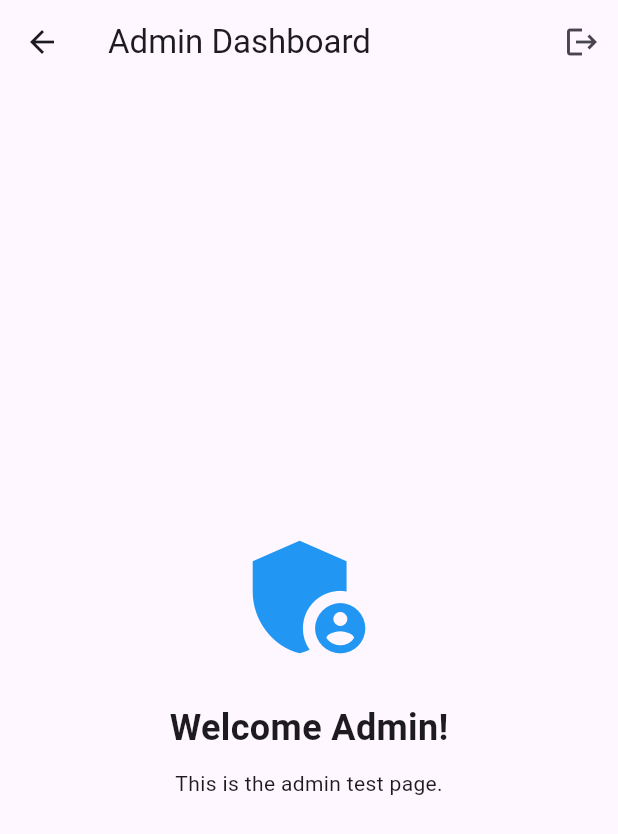
After one commit to jessevandevelde/rma-flutter-app, a Flutter app: the AdminScreen screen opened by its route, on a phone screen of 412 x 824 dp. The commit adds this screen. Shown: the top 834 px of the screen. Run offline on Flutter 3.47's test engine with Material 3 defaults, Android fonts, the phone set to English and light mode, and no system bars; our stand-ins replace dio, shared_preferences; missing offline and left inert: mobile_scanner; accounts and stored records are empty.

Commit message:
admin login working (also fixed logout button)

```diff
--- /dev/null
+++ b/devtools_options.yaml
@@ -0,0 +1,3 @@
+description: This file stores settings for Dart & Flutter DevTools.
+documentation: https://docs.flutter.dev/tools/devtools/extensions#configure-extension-enablement-states
+extensions:
--- a/lib/main.dart
+++ b/lib/main.dart
@@ -1,8 +1,9 @@
-  import 'package:flutter/material.dart';
+import 'package:flutter/material.dart';
 import 'package:rma_app/screens/login_screen.dart';
 import 'package:rma_app/screens/create_ticket.dart';
 import 'package:rma_app/screens/ticket_overview.dart';
 import 'package:rma_app/screens/forgot_password_screen.dart';
+import 'package:rma_app/screens/admin_screen.dart';
 
 void main() {
   runApp(const MyApp());
@@ -23,9 +24,10 @@ class MyApp extends StatelessWidget {
       initialRoute: '/',
       routes: {
         '/': (context) => const LoginScreen(),
-        '/create-ticket': (context) => CreateTicketScreen(),
+        '/create-ticket': (context) => const CreateTicketScreen(),
         '/ticket-overview': (context) => const TicketOverview(),
         '/forgot-password': (context) => const ForgotPasswordScreen(),
+        '/admin': (context) => const AdminScreen(),
       },
     );
   }
--- /dev/null
+++ b/lib/screens/admin_screen.dart
@@ -0,0 +1,37 @@
+import 'package:flutter/material.dart';
+
+class AdminScreen extends StatelessWidget {
+  const AdminScreen({super.key});
+
+  @override
+  Widget build(BuildContext context) {
+    return Scaffold(
+      appBar: AppBar(
+        title: const Text('Admin Dashboard'),
+        actions: [
+          IconButton(
+            onPressed: () {
+              Navigator.pushReplacementNamed(context, '/');
+            },
+            icon: const Icon(Icons.logout),
+          ),
+        ],
+      ),
+      body: const Center(
+        child: Column(
+          mainAxisAlignment: MainAxisAlignment.center,
+          children: [
+            Icon(Icons.admin_panel_settings, size: 100, color: Colors.blue),
+            SizedBox(height: 20),
+            Text(
+              'Welcome Admin!',
+              style: TextStyle(fontSize: 24, fontWeight: FontWeight.bold),
+            ),
+            SizedBox(height: 10),
+            Text('This is the admin test page.'),
+          ],
+        ),
+      ),
+    );
+  }
+}
--- a/pubspec.yaml
+++ b/pubspec.yaml
@@ -16,7 +16,7 @@ dependencies:
   mobile_scanner: ^7.2.0
   url_launcher: ^6.3.2
   intl: ^0.19.0
-  flutter_secure_storage: ^9.2.2
+  shared_preferences: ^2.3.5
 
 dev_dependencies:
   flutter_test:
```
Also changed, not shown: lib/classes/authenticatie.dart (+31 -23 lines), lib/screens/login_screen.dart (+34 -46 lines), lib/screens/ticket_overview.dart (+35 -5 lines), lib/services/ticket_service.dart (+15 -7 lines), pubspec.lock, 5 other files.
